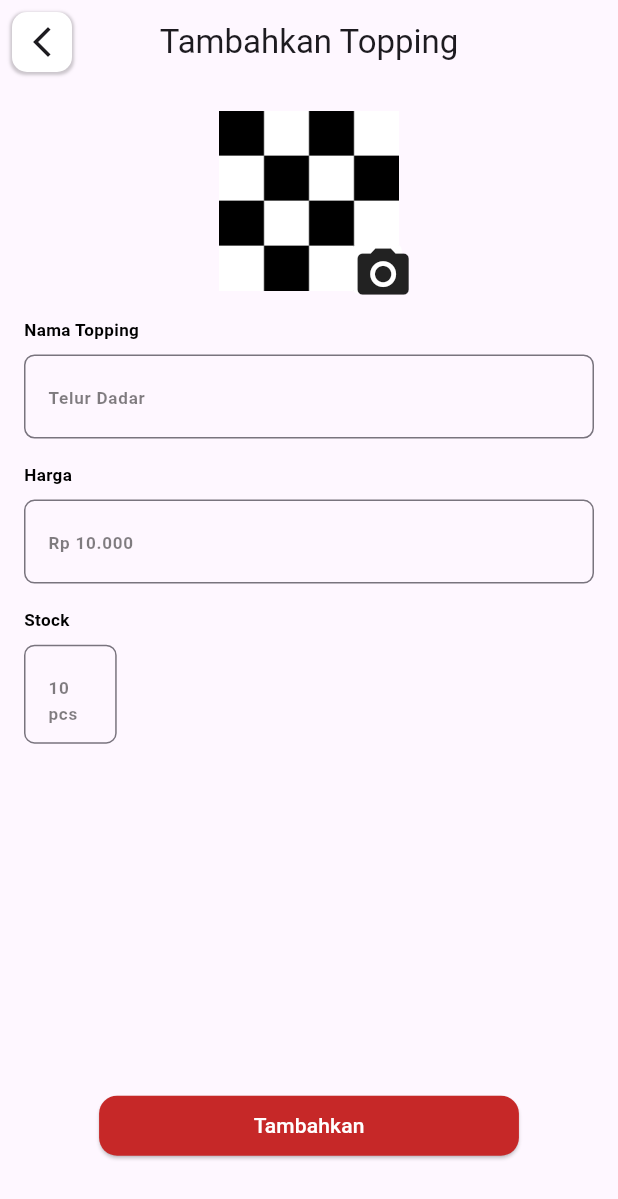
After one commit to Shade2012/warmindo_admin_ui, a Flutter app: the AddToppingPage screen opened by its route, on a phone screen of 412 x 824 dp. The commit adds this screen. Shown: the top 1199 px of the screen. Run offline on Flutter 3.47's test engine with Material 3 defaults, Android fonts, the light colour scheme and no system bars; our stand-ins replace animated_custom_dropdown, flutter_svg, font_awesome_flutter, get, google_fonts, image_picker and 2 more; network calls fail; Roboto replaces fonts that are missing (Oxygen).

Commit message:
style : [AF] add-topping-page

```diff
--- /dev/null
+++ b/lib/pages/add_topping_page/binding/add_topping_binding.dart
@@ -0,0 +1,9 @@
+import 'package:get/get.dart';
+import 'package:warmindo_admin_ui/pages/add_topping_page/controller/add_topping_controller.dart';
+
+class AddToppingBinding extends Bindings {
+  @override
+  void dependencies() {
+    Get.lazyPut<AddToppingController>(() => AddToppingController());
+  }
+}
--- /dev/null
+++ b/lib/pages/add_topping_page/controller/add_topping_controller.dart
@@ -0,0 +1,5 @@
+import 'package:get/get.dart';
+
+class AddToppingController extends GetxController{
+
+}
--- /dev/null
+++ b/lib/pages/add_topping_page/view/add_topping_page.dart
@@ -0,0 +1,150 @@
+import 'package:flutter/material.dart';
+import 'package:get/get.dart';
+import 'package:warmindo_admin_ui/pages/widget/textfield.dart';
+import 'package:warmindo_admin_ui/pages/widget/up_image_bottomsheet.dart';
+import 'package:warmindo_admin_ui/utils/themes/color_themes.dart';
+import 'package:warmindo_admin_ui/utils/themes/image_themes.dart';
+import 'package:warmindo_admin_ui/utils/themes/textstyle_themes.dart';
+
+class AddToppingPage extends StatelessWidget {
+  final TextEditingController ctrProductName = TextEditingController();
+  final TextEditingController ctrProductPrice = TextEditingController();
+  final TextEditingController ctrProductStock = TextEditingController();
+
+  @override
+  Widget build(BuildContext context) {
+    final screenHeight = MediaQuery.of(context).size.height;
+    final screenWidth = MediaQuery.of(context).size.width;
+
+    return Scaffold(
+      appBar: AppBar(
+        leading: Padding(
+          padding: const EdgeInsets.all(8.0),
+          child: GestureDetector(
+            onTap: () => Get.back(),
+            child: Container(
+              width: 32,
+              height: 32,
+              decoration: BoxDecoration(
+                color: Colors.white,
+                borderRadius: BorderRadius.circular(10),
+                boxShadow: [
+                  BoxShadow(
+                    color: Colors.black.withOpacity(0.2),
+                    spreadRadius: 1,
+                    blurRadius: 1,
+                    offset: Offset(0, 1),
+                  ),
+                ],
+              ),
+              child: Icon(
+                Icons.arrow_back_ios_new,
+              ),
+            ),
+          ),
+        ),
+        title: Text('Tambahkan Topping'),
+        centerTitle: true,
+      ),
+      body: SingleChildScrollView(
+        padding: EdgeInsets.all(16),
+        child: Column(
+          crossAxisAlignment: CrossAxisAlignment.start,
+          children: [
+            Center(
+              child: Stack(
+                children: [
+                  SizedBox(
+                    height: screenHeight * 0.15,
+                    width: screenHeight * 0.15,
+                    child: Image.asset(Images.defaultImage),
+                  ),
+                  Positioned(
+                    bottom: 0,
+                    right: 0,
+                    child: GestureDetector(
+                      onTap: () {
+                        showModalBottomSheet(
+                          context: context,
+                          builder: (context) => UploadImage(),
+                        );
+                      },
+                      child: Container(
+                        width: screenHeight * 0.04,
+                        height: screenHeight * 0.04,
+                        decoration: BoxDecoration(
+                          color: Colors.white,
+                          borderRadius: BorderRadius.circular(4),
+                        ),
+                        child:
+                            Icon(Icons.camera_alt, size: screenHeight * 0.05),
+                      ),
+                    ),
+                  ),
+                ],
+              ),
+            ),
+            SizedBox(height: screenHeight * 0.02),
+            Column(
+              crossAxisAlignment: CrossAxisAlignment.start,
+              children: [
+                Text("Nama Topping", style: titleAddProductTextStyle),
+                SizedBox(height: screenHeight * 0.01),
+                CustomTextField(
+                  controller: ctrProductName,
+                  hintText: "Telur Dadar",
+                ),
+              ],
+            ),
+            SizedBox(height: screenHeight * 0.02),
+            Column(
+              crossAxisAlignment: CrossAxisAlignment.start,
+              children: [
+                Text("Harga", style: titleAddProductTextStyle),
+                SizedBox(height: screenHeight * 0.01),
+                CustomTextField(
+                  controller: ctrProductPrice,
+                  hintText: "Rp 10.000",
+                  keyboardType: TextInputType.number,
+                ),
+              ],
+            ),
+            SizedBox(height: screenHeight * 0.02),
+            Column(
+              crossAxisAlignment: CrossAxisAlignment.start,
+              children: [
+                Text("Stock", style: titleAddProductTextStyle),
+                SizedBox(height: screenHeight * 0.01),
+                Container(
+                  width: screenWidth * 0.15,
+                  child: CustomTextField(
+                    controller: ctrProductStock,
+                    hintText: "10 pcs",
+                    keyboardType: TextInputType.number,
+                  ),
+                ),
+              ],
+            ),
+            SizedBox(height: screenHeight * 0.28),
+            Center(
+              child: ElevatedButton(
+                onPressed: () {
+                  // Add product to database
+                },
+                child: Text('Tambahkan'),
+                style: ElevatedButton.styleFrom(
+                  backgroundColor: ColorResources.primaryColor,
+                  foregroundColor: Colors.white,
+                  shape: RoundedRectangleBorder(
+                    borderRadius: BorderRadius.circular(12),
+                  ),
+                  padding: EdgeInsets.symmetric(horizontal: screenWidth * 0.25),
+                ),
+              ),
+            )
+          ],
+        ),
+      ),
+    );
+  }
+}
--- a/lib/pages/product_page/widget/popup_add_product.dart
+++ b/lib/pages/product_page/widget/popup_add_product.dart
@@ -82,7 +82,7 @@
                 ),
               ),
               onPressed: () {
-                Get.toNamed(Routes.ADD_PRODUCT_PAGE);
+                Get.toNamed(Routes.ADD_TOPPING_PAGE);
               },
               child: Column(
                 mainAxisAlignment: MainAxisAlignment.center,
--- a/lib/routes/AppPages.dart
+++ b/lib/routes/AppPages.dart
@@ -1,6 +1,8 @@
 import 'package:get/get.dart';
 import 'package:warmindo_admin_ui/pages/add_product_page/binding/add_product_binding.dart';
 import 'package:warmindo_admin_ui/pages/add_product_page/view/add_product_page.dart';
+import 'package:warmindo_admin_ui/pages/add_topping_page/binding/add_topping_binding.dart';
+import 'package:warmindo_admin_ui/pages/add_topping_page/view/add_topping_page.dart';
 import 'package:warmindo_admin_ui/pages/add_varian_page/view/add_varian_page.dart';
 import 'package:warmindo_admin_ui/pages/add_voucher_page/binding/add_voucher_binding.dart';
 import 'package:warmindo_admin_ui/pages/add_voucher_page/view/add_voucher_page.dart';
@@ -202,5 +204,11 @@
         binding: EditOrderBinding(),
         transition: Transition.fadeIn,
         transitionDuration: const Duration(milliseconds: 500)),
+    GetPage(
+        name: _Paths.ADD_TOPPING_PAGE,
+        page: () => AddToppingPage(),
+        binding: AddToppingBinding(),
+        transition: Transition.fadeIn,
+        transitionDuration: const Duration(milliseconds: 500)),
   ];
 }
--- a/lib/routes/AppRoutes.dart
+++ b/lib/routes/AppRoutes.dart
@@ -28,6 +28,7 @@
   static const ADD_VOUCHER_PAGE = _Paths.ADD_VOUCHER_PAGE;
   static const BOTTOM_SHEET_SCHEDULE = _Paths.BOTTOM_SHEET_SCHEDULE;
   static const ADD_VARIAN_PAGE = _Paths.ADD_VARIAN_PAGE;
+  static const ADD_TOPPING_PAGE = _Paths.ADD_TOPPING_PAGE;
 
 }
 
@@ -58,5 +59,6 @@
   static const BOTTOM_SHEET_SCHEDULE = '/bottom-sheet-schedule';
   static const ADD_VARIAN_PAGE = '/add-varian-page';
   static const EDIT_ORDER_PAGE = '/edit-order-page';
+  static const ADD_TOPPING_PAGE = '/add-topping-page';
 
 }
```
